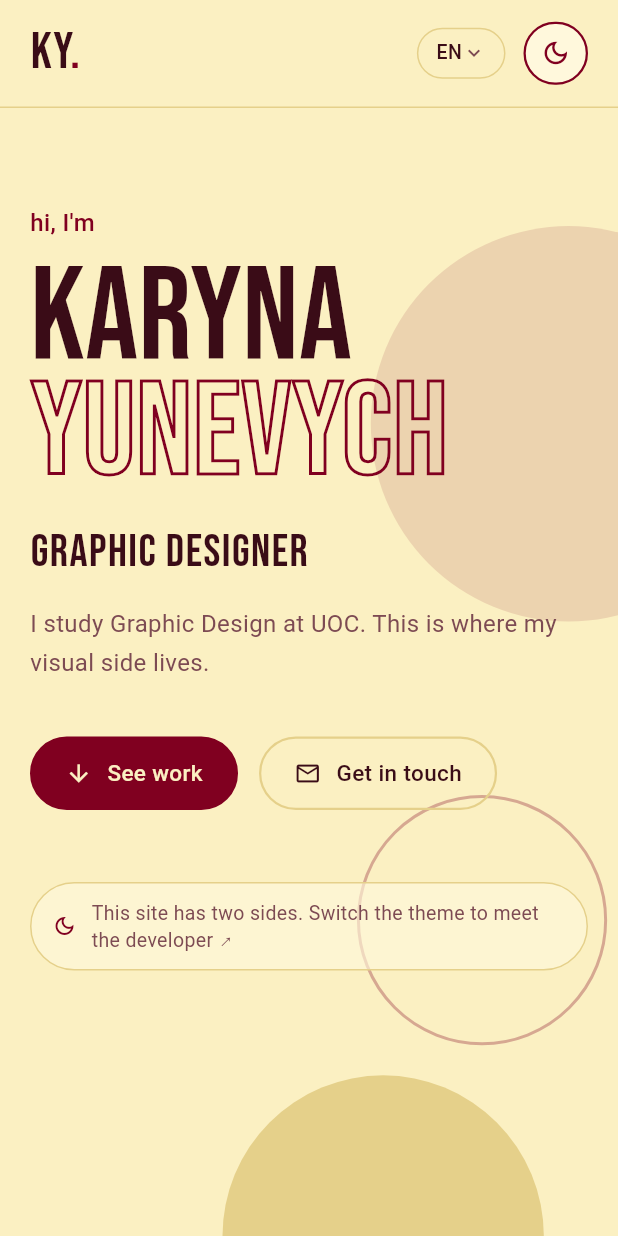
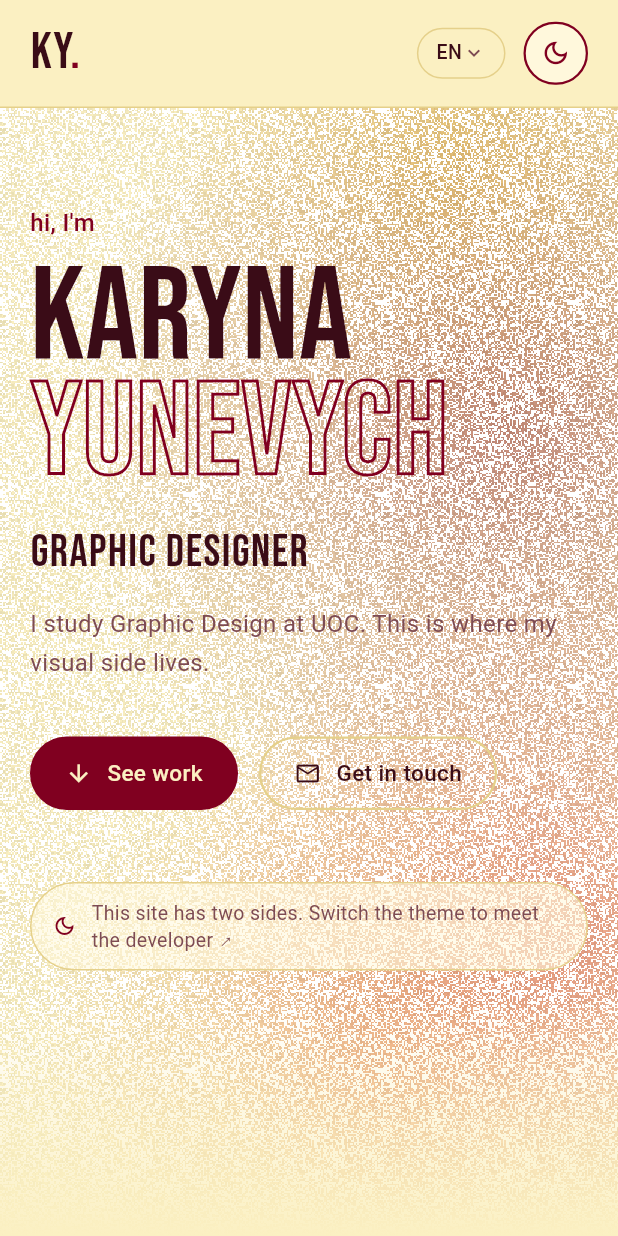
Before and after one commit to karynayunevych/karynayunevych.github.io, a Flutter app: the screen it shows after launch, after a tap on the "light mode" icon, on a phone screen of 412 x 824 dp. Run offline on Flutter 3.47's test engine with Material 3 defaults, Android fonts, the phone set to English and light mode, and no system bars; Roboto replaces fonts that are missing (IosevkaCharon).

Commit message:
Add files via upload

```diff
--- a/lib/sections/hero.dart
+++ b/lib/sections/hero.dart
@@ -6,6 +6,7 @@ import '../app_state.dart';
 import '../content.dart';
 import '../i18n.dart';
 import '../theme.dart';
+import '../widgets/aura_background.dart';
 import '../widgets/common.dart';
 import '../widgets/nav_bar.dart';
 
@@ -37,14 +38,9 @@ class HeroSection extends StatelessWidget {
 
     return ConstrainedBox(
       constraints: BoxConstraints(minHeight: math.max(560, size.height - NavBar.height)),
-      child: Stack(
-        children: [
-          Positioned.fill(
-            child: CustomPaint(
-              painter: mode.isDark ? _DotGridPainter(p.line) : _ShapesPainter(p.accent, p.line),
-            ),
-          ),
-          ContentWidth(
+      child: AuraBackground(
+        dark: mode.isDark,
+        child: ContentWidth(
             child: Padding(
               padding: EdgeInsets.symmetric(vertical: mobile ? 64 : 96),
               child: Column(
@@ -113,8 +109,7 @@ class HeroSection extends StatelessWidget {
                 ],
               ),
             ),
-          ),
-        ],
+        ),
       ),
     );
   }
@@ -184,70 +179,3 @@ class _BlinkingCursorState extends State<_BlinkingCursor> with SingleTickerProvi
     );
   }
 }
-
-/// Fondo de la cara "código": cuadrícula de puntos que se desvanece.
-class _DotGridPainter extends CustomPainter {
-  _DotGridPainter(this.color);
-  final Color color;
-
-  @override
-  void paint(Canvas canvas, Size size) {
-    const gap = 28.0;
-    final paint = Paint();
-    for (double x = gap / 2; x < size.width; x += gap) {
-      for (double y = gap / 2; y < size.height; y += gap) {
-        // Más visible a la derecha, se desvanece hacia la izquierda.
-        final t = (x / size.width).clamp(0.0, 1.0);
-        paint.color = color.withValues(alpha: 0.15 + 0.6 * t * t);
-        canvas.drawCircle(Offset(x, y), 1.4, paint);
-      }
-    }
-  }
-
-  @override
-  bool shouldRepaint(_DotGridPainter old) => old.color != color;
-}
-
-/// Fondo de la cara "diseño": formas geométricas grandes.
-class _ShapesPainter extends CustomPainter {
-  _ShapesPainter(this.accent, this.line);
-  final Color accent;
-  final Color line;
-
-  @override
-  void paint(Canvas canvas, Size size) {
-    final w = size.width;
-    final h = size.height;
-    final r = math.min(w, h);
-    // En pantallas estrechas las formas quedarían detrás del nombre:
-    // allí las hacemos muy suaves.
-    final strong = w >= 960;
-
-    // Círculo grande relleno, medio fuera de la pantalla.
-    canvas.drawCircle(
-      Offset(w * 0.92, h * 0.28),
-      r * 0.32,
-      Paint()..color = accent.withValues(alpha: strong ? 0.9 : 0.12),
-    );
-    // Anillo.
-    canvas.drawCircle(
-      Offset(w * 0.78, h * 0.72),
-      r * 0.2,
-      Paint()
-        ..style = PaintingStyle.stroke
-        ..strokeWidth = 2
-        ..color = accent.withValues(alpha: strong ? 1 : 0.3),
-    );
-    // Semicírculo suave.
-    canvas.drawArc(
-      Rect.fromCircle(center: Offset(w * 0.62, h), radius: r * 0.26),
-      math.pi,
-      math.pi,
-      true,
-      Paint()..color = line,
-    );
-  }
-
-  @override
-  bool shouldRepaint(_ShapesPainter old) => old.accent != accent || old.line != line;
-}
```
